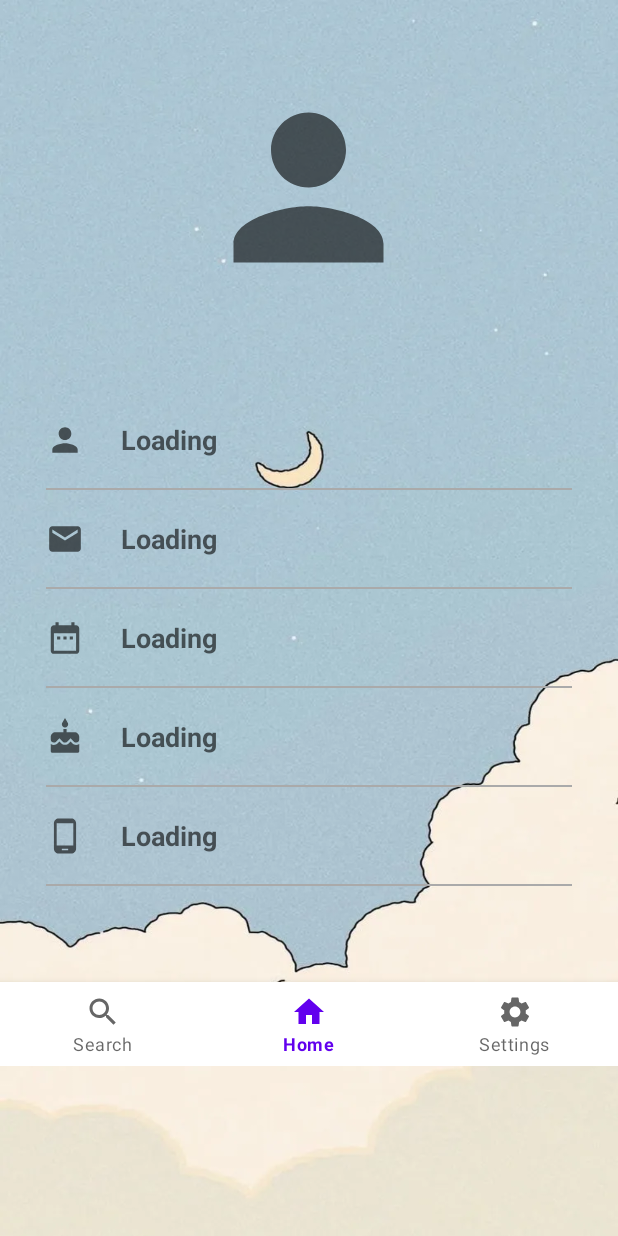
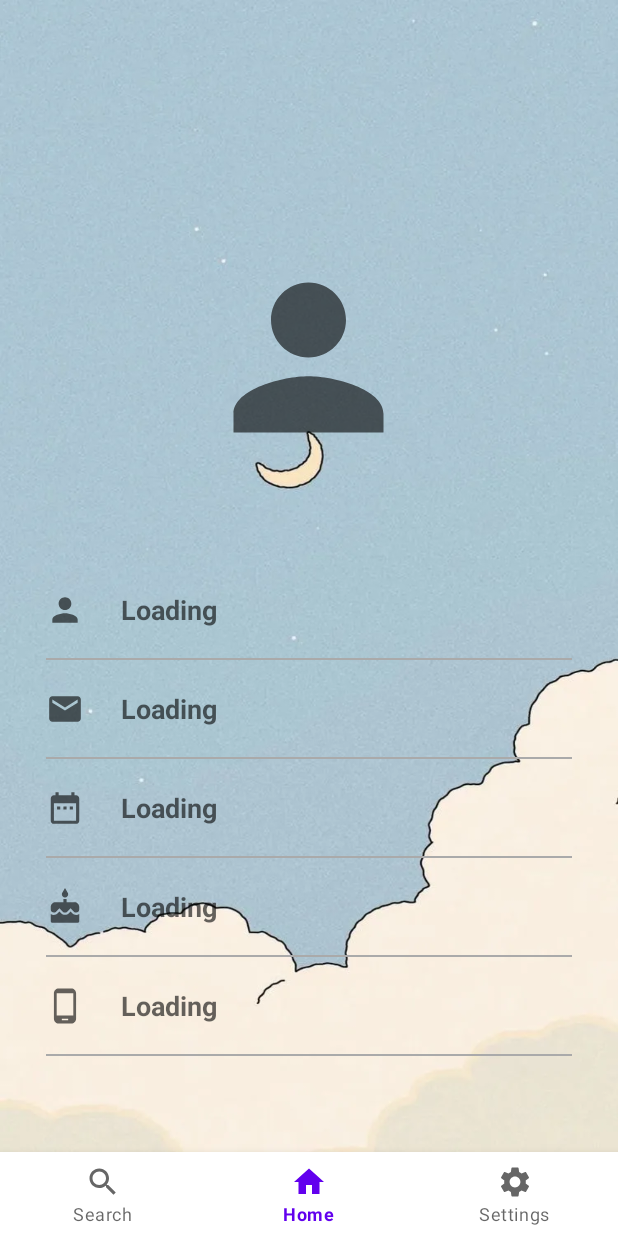
Before and after one commit to joezhao2/ce2006, an Android app: the screen it shows after launch once a user with an empty profile is signed in (UserProfileActivity), on a phone screen of 412 x 824 dp. Run offline under Robolectric (Android 15) with nearby library versions, the phone set to English and light mode, and no system bars; our stand-ins replace Firebase (no records; nobody signed in at launch, a user with empty details on screens opened directly), Picasso; pictures from the network do not load.

Commit message:
fix NavBar for Pixel 4

```diff
--- a/app/src/main/res/layout/activity_user_profile.xml
+++ b/app/src/main/res/layout/activity_user_profile.xml
@@ -10,7 +10,8 @@
     <LinearLayout
         android:layout_width="match_parent"
         android:layout_height="wrap_content"
-        android:orientation="vertical">
+        android:orientation="vertical"
+        android:layout_gravity="bottom">
 
         <RelativeLayout
             android:layout_width="match_parent"
```
